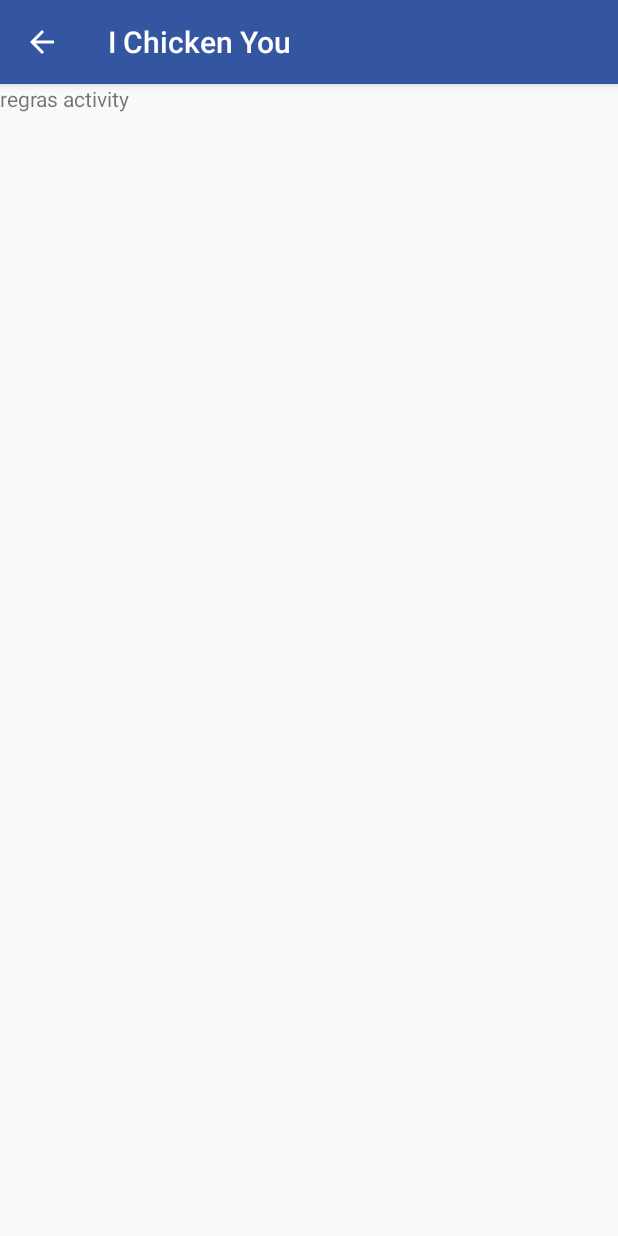
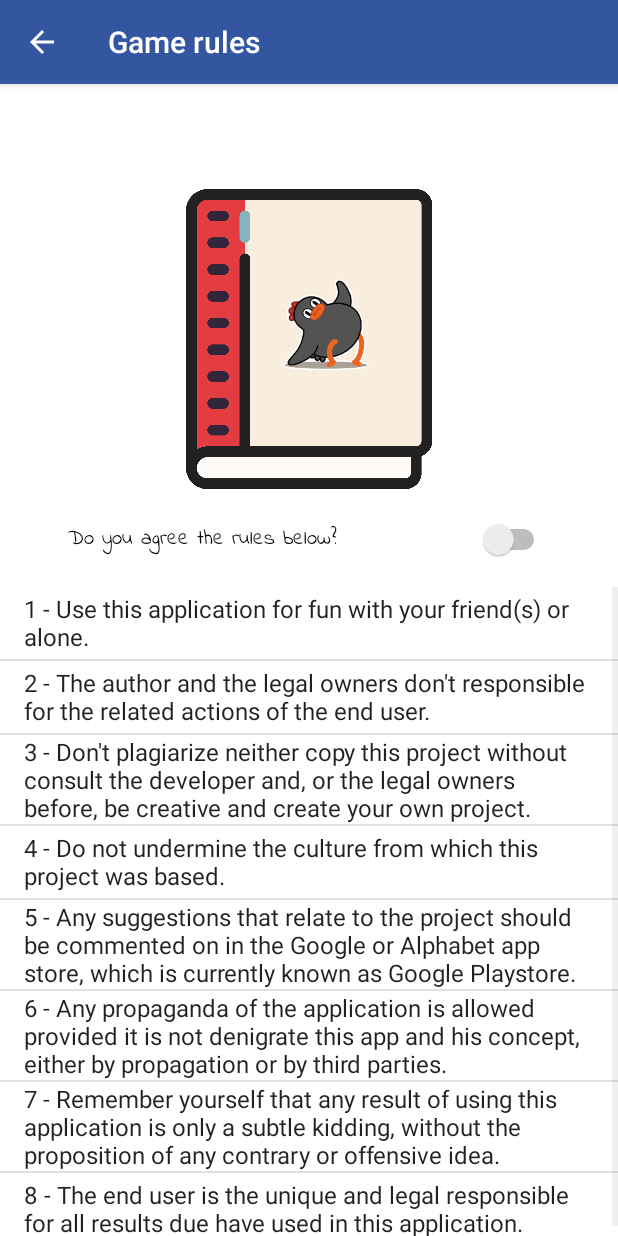
Before and after one commit to JonathanSilvaViana/TrueIChickenYou, an Android app: the RegrasActivity screen opened directly, with no data from a screen before it, on a phone screen of 412 x 824 dp. Run offline under Robolectric (Android 15) with nearby library versions, the phone set to English and light mode, and no system bars; Roboto replaces fonts that are not available here; 1 statement that could not run was skipped.

Commit message:
layout de regras completo

```diff
--- a/app/src/main/java/br/com/ichickenyou/RegrasActivity.java
+++ b/app/src/main/java/br/com/ichickenyou/RegrasActivity.java
@@ -1,14 +1,34 @@
 package br.com.ichickenyou;
 
 import androidx.appcompat.app.AppCompatActivity;
-
+import java.util.Locale;
+import android.content.SharedPreferences;
+import android.graphics.Typeface;
 import android.os.Bundle;
+import android.os.Handler;
+import android.widget.Switch;
 
 public class RegrasActivity extends AppCompatActivity {
+
+    Switch aceitaounao;
+    Typeface fonte_coreana;
+    String idioma_coreano, outros_idiomas, nome_do_arquivo_de_persistencia, caminho_aceito;
+    boolean se_idioma_coreano;
+    SharedPreferences aceite;
 
     @Override
     protected void onCreate(Bundle savedInstanceState) {
         super.onCreate(savedInstanceState);
         setContentView(R.layout.activity_regras);
+
+        //define ao título da activity
+        setTitle(R.string.menu_rules);
+
+        //tempo de transição da função de desinstalar o aplicativo e mudar fragment após mensagem de feedback agradecendo pela instalação
+        int tempo_encerramento = 2800;
+        //posiciona a ação de troca de intents
+        Handler posicionador = new Handler();
+
+
     }
 }
--- a/app/src/main/res/layout/activity_regras.xml
+++ b/app/src/main/res/layout/activity_regras.xml
@@ -3,13 +3,45 @@
     xmlns:app="http://schemas.android.com/apk/res-auto"
     xmlns:tools="http://schemas.android.com/tools"
     android:layout_width="match_parent"
+    android:background="#fff"
     android:layout_height="match_parent"
     tools:context=".RegrasActivity">
 
-    <TextView
-        android:id="@+id/textView"
+    <ImageView
+        android:layout_marginTop="70dp"
+        android:id="@+id/imgsobre"
         android:layout_width="wrap_content"
+        android:layout_height="200dp"
+        android:src="@drawable/livro_de_regras_final" />
+
+
+    <Switch
+        android:id="@+id/toggleButton"
+        android:layout_width="match_parent"
         android:layout_height="wrap_content"
-        android:text="regras activity" />
+        android:layout_marginTop="290dp"
+        android:text="@string/termos"
+        android:verticalScrollbarPosition="left"
+        android:fontFamily="@font/indieflower"
+        android:enabled="true"
+        android:background="#fff"
+        android:layout_marginLeft="45dp"
+        android:layout_marginRight="45dp"
+        android:textOn="@string/aceito"
+        android:textOff="@string/recuso"
+        android:checked="false"
+        android:layout_centerHorizontal="true"
+        />
+
+    <ListView
+        android:id="@+id/lista_regras"
+        android:layout_width="match_parent"
+        android:layout_height="match_parent"
+        android:clickable="true"
+        android:dividerHeight="1dp"
+        android:fontFamily="@font/indieflower"
+        android:layout_marginTop="335dp"
+        android:entries="@array/therules"
+        />
 
 </RelativeLayout>
```
Also changed, not shown: app/src/main/res/drawable-v24/livro_de_regras_final.png (added).
